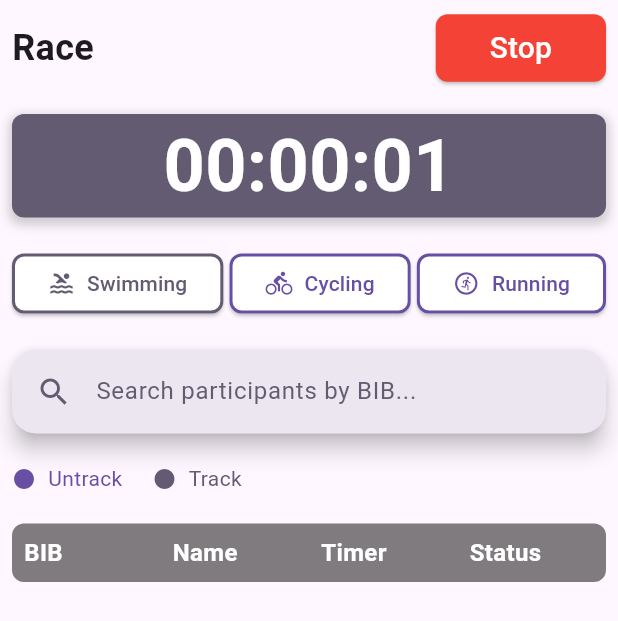
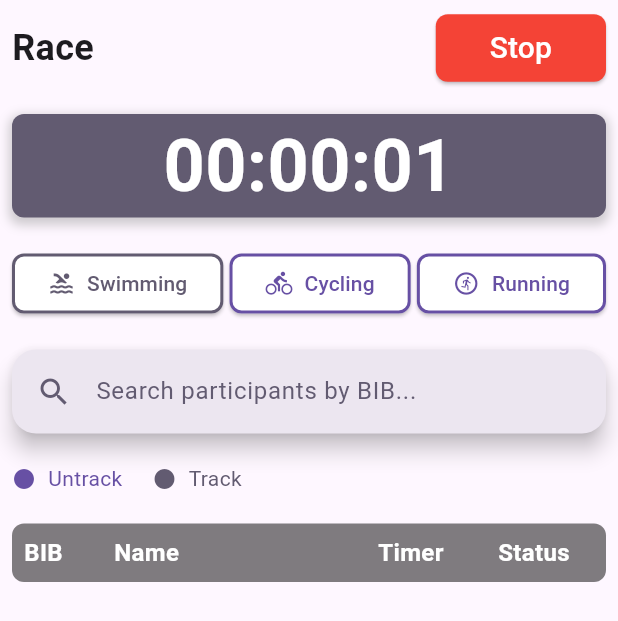
Before and after one commit to SamnangKong426/sport_chrono, a Flutter app: the screen it shows after launch, after a tap on "Start", on a phone screen of 412 x 824 dp. Shown: the top 621 px of the screen. Run offline on Flutter 3.47's test engine with Material 3 defaults, Android fonts, the phone set to English and light mode, and no system bars; our stand-ins replace cloud_firestore, firebase_core; accounts and stored records are empty; generated files the repository leaves out were written again.

Commit message:
change to scrollable table

```diff
--- a/lib/viewmodels/race_viewmodel.dart
+++ b/lib/viewmodels/race_viewmodel.dart
@@ -2,13 +2,14 @@ import 'dart:async';
 import 'package:flutter/foundation.dart';
 import 'package:sport_chrono/models/participant_model.dart';
 import 'package:sport_chrono/models/race_model.dart';
+import 'package:sport_chrono/services/participant_service.dart';
 
 class RaceViewModel extends ChangeNotifier {
   // use Race model to hold sport type + participants
   Race _currentRace = Race(sportType: 'Swimming', participants: []);
 
   // backing store for all participants (unfiltered)
-  final List<Participant> _allParticipants = [];
+  List<Participant> _allParticipants = [];
 
   // expose getters that read from the Race model
   List<Participant> get participants => _currentRace.participants;
@@ -25,8 +26,8 @@ class RaceViewModel extends ChangeNotifier {
     _loadParticipants();
   }
 
-  void _loadParticipants() {
-    // TODO: replace with real data source
+  void _loadParticipants() async {
+    _allParticipants = await ParticipantService.getParticipants();
     // initialize Race with loaded participants
     _currentRace = Race(
       sportType: _currentRace.sportType,
--- a/lib/widgets/participant_table.dart
+++ b/lib/widgets/participant_table.dart
@@ -61,9 +61,30 @@ class ParticipantTable extends StatelessWidget {
       ],
     );
 
-    return Table(
+    return Flexible(
+      child: ConstrainedBox(
+        constraints: BoxConstraints(
+          maxHeight: MediaQuery.of(context).size.height,
+        ),
+        child: SingleChildScrollView(
+          child: Table(
+            defaultVerticalAlignment: TableCellVerticalAlignment.middle,
+            columnWidths: const {
+              0: FixedColumnWidth(60),
+              1: FlexColumnWidth(),
+              2: FixedColumnWidth(80),
+              3: FixedColumnWidth(80),
+            },
             children: [
               tableRow,
+              const TableRow(
+                children: [
+                  SizedBox(height: 16),
+                  SizedBox(),
+                  SizedBox(),
+                  SizedBox(),
+                ],
+              ),
               for (var participant in participants) ...[
                 TableRow(
                   decoration: BoxDecoration(
@@ -103,7 +124,7 @@ class ParticipantTable extends StatelessWidget {
                     Padding(
                       padding: const EdgeInsets.all(8.0),
                       child: Text(
-                  participant.timer.toString().split('.').first,
+                        participant.swimmingTimer.toString().split('.').first,
                         style: TextStyle(
                           color:
                               participant.status
@@ -129,10 +150,18 @@ class ParticipantTable extends StatelessWidget {
                   ],
                 ),
                 const TableRow(
-            children: [SizedBox(height: 8), SizedBox(), SizedBox(), SizedBox()],
+                  children: [
+                    SizedBox(height: 8),
+                    SizedBox(),
+                    SizedBox(),
+                    SizedBox(),
+                  ],
                 ),
               ],
             ],
+          ),
+        ),
+      ),
     );
   }
 }
```
Lines whose indentation alone changed are shown as unchanged.
